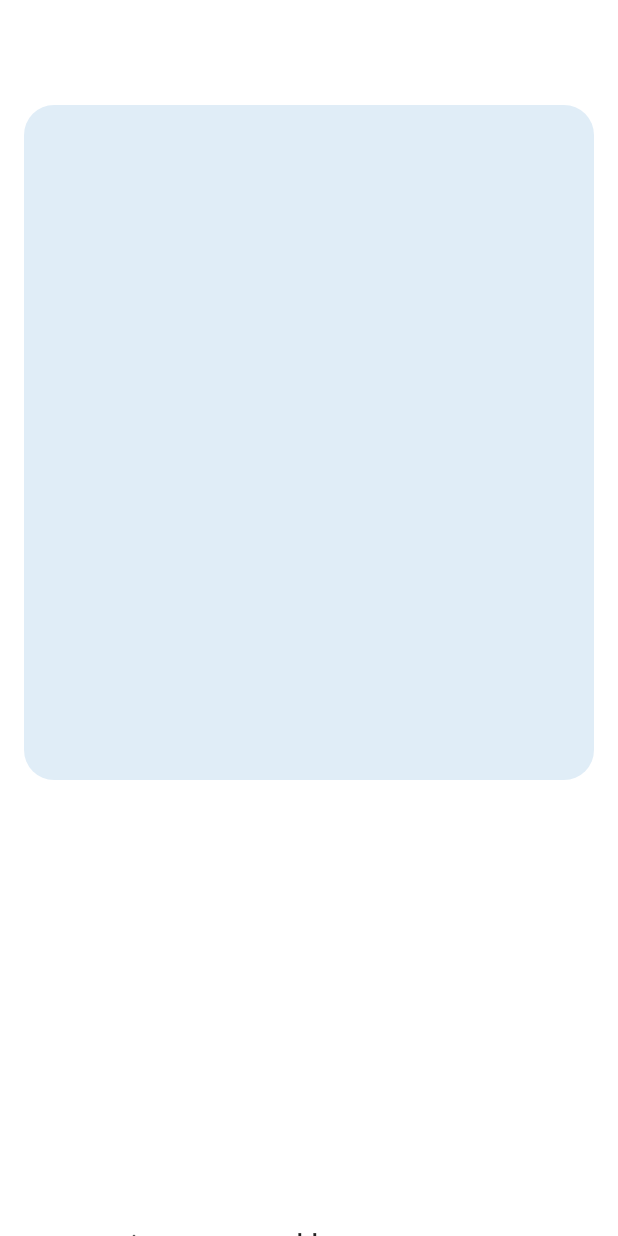
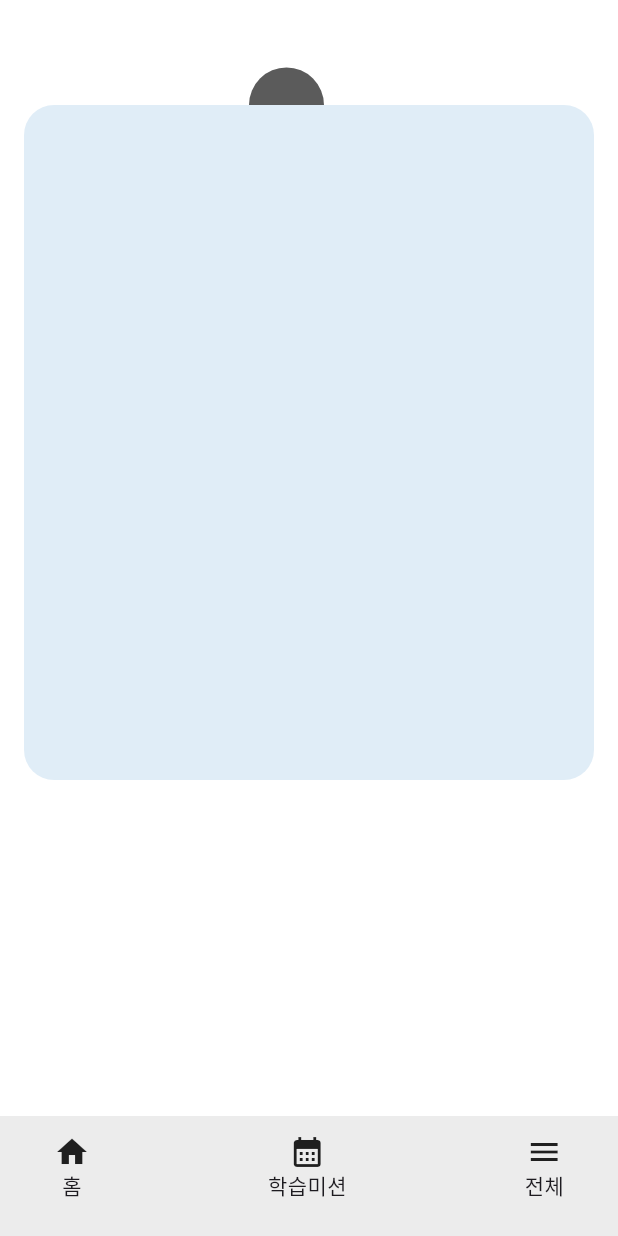
Before and after one commit to leehyunmin12/flutter-example, a Flutter app: the screen it shows after launch, on a phone screen of 412 x 824 dp. Run offline on Flutter 3.47's test engine with Material 3 defaults, Android fonts, the light colour scheme and no system bars.

Commit message:
first publishing

```diff
--- a/lib/main.dart
+++ b/lib/main.dart
@@ -14,7 +14,26 @@ class MyApp extends StatelessWidget {
       home: Scaffold(
         backgroundColor: Colors.white,
         body: Center(
-          child: Column(
+          child: Stack(
+            // 원
+            children: [
+              Column(
+              children: [
+                Padding(
+                  padding: EdgeInsetsGeometry.fromLTRB(150, 45, 0, 0),
+                  child: Container(
+                    width: 50,
+                    height: 50,
+                    decoration: BoxDecoration(
+                      color: const Color.fromARGB(255, 91, 91, 91),
+                      borderRadius: BorderRadius.circular(100),
+                    ),
+                  ),
+                ),
+              ],
+            ),
+            // 사각형
+              Column(
               children: [
                 Padding(
                   padding: EdgeInsetsGeometry.fromLTRB(0, 70, 0, 0),
@@ -27,16 +46,24 @@ class MyApp extends StatelessWidget {
                     ),
                   ),
                 ),
-              SizedBox(height: 300),
-              Row(
-                mainAxisAlignment: MainAxisAlignment.spaceEvenly,
+              ],
+            ),
+            ],
+          ),
+        ),
+        bottomNavigationBar: BottomAppBar(
+            color: const Color.fromARGB(255, 236, 236, 236),
+            child:
+                Padding(
+                  padding: EdgeInsetsGeometry.fromLTRB(20,0,20,0),
+                  child: Row(
+                    mainAxisAlignment: MainAxisAlignment.spaceBetween,
                     children: [
                       Column(children: [Icon(Icons.home), Text("홈")]),
                       Column(children: [Icon(Icons.calendar_month), Text("학습미션")]),
                       Column(children: [Icon(Icons.menu), Text("전체")]),
                     ],
                 ),
-            ],
           ),
         ),
       ),
```
Lines whose indentation alone changed are shown as unchanged.
